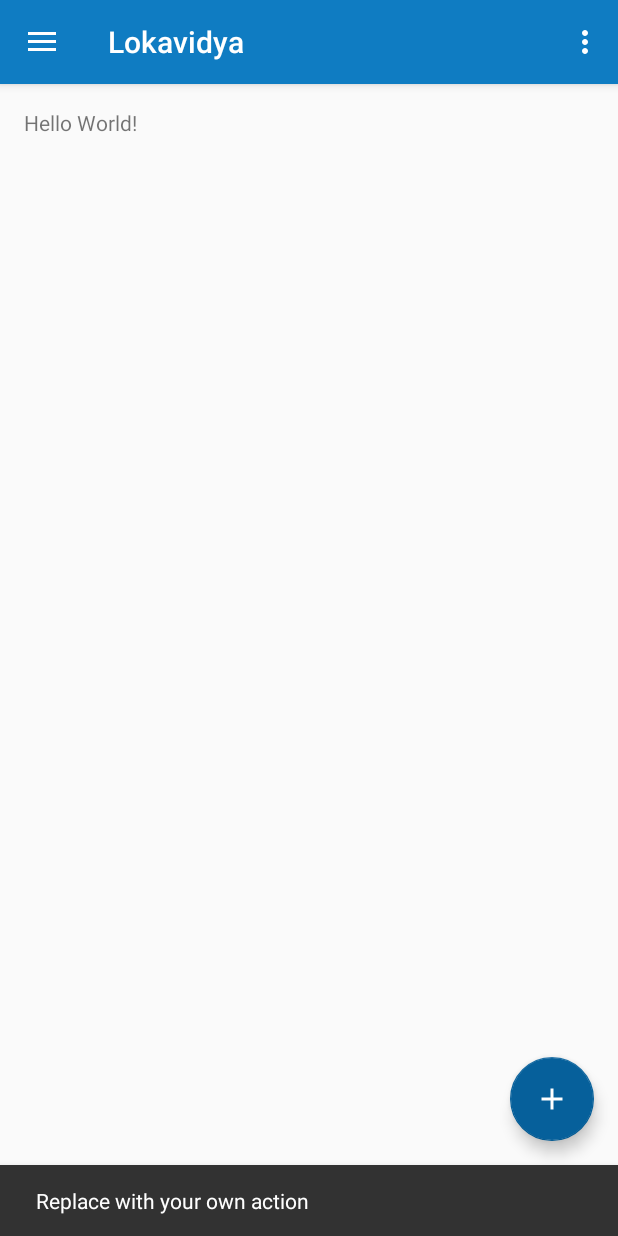
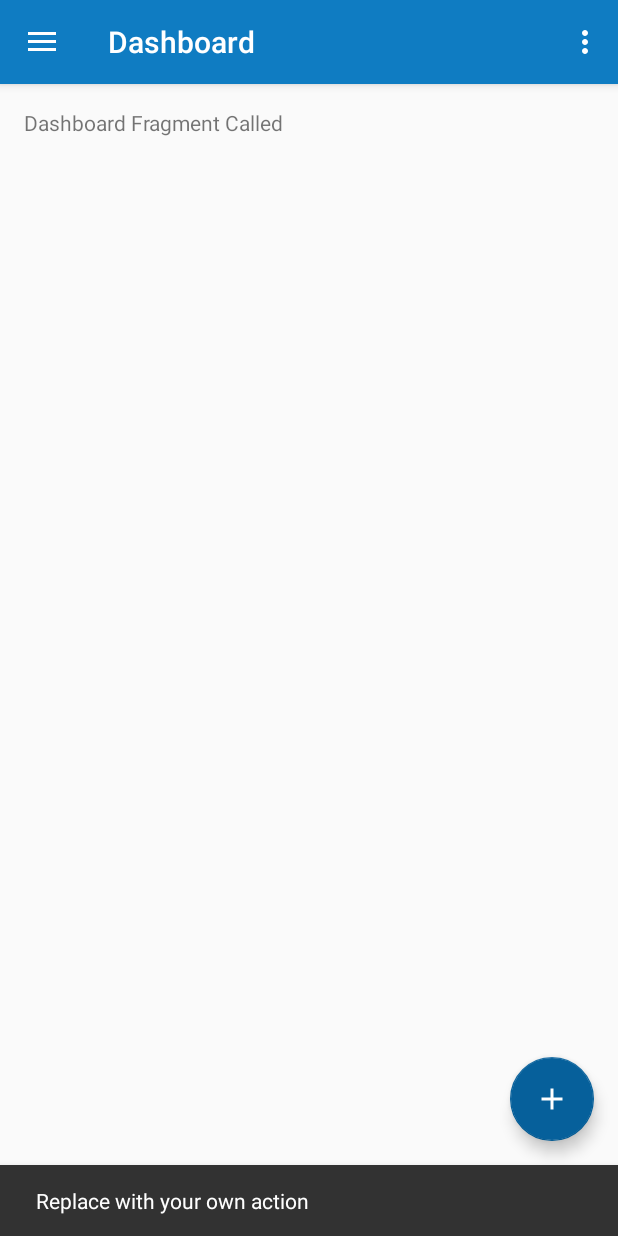
Before and after one commit to kegenrodrigues/lokavidya-ui-prototype, an Android app: the screen it shows after launch (MainActivity before the commit, NavigationDrawer after it), after a tap on an icon or button, on a phone screen of 412 x 824 dp. Run offline under Robolectric (Android 15) with nearby library versions, the phone set to English and light mode, and no system bars.

Commit message:
This commit contains the complete Navigation Drawer Flow.

```diff
--- a/app/src/main/AndroidManifest.xml
+++ b/app/src/main/AndroidManifest.xml
@@ -9,7 +9,7 @@
         android:supportsRtl="true"
         android:theme="@style/AppTheme">
         <activity
-            android:name=".MainActivity"
+            android:name=".NavigationDrawer"
             android:label="@string/app_name"
             android:theme="@style/AppTheme.NoActionBar">
             <intent-filter>
--- a/app/src/main/java/com/example/melroy/lokavidya/MainActivity.java
+++ b/app/src/main/java/com/example/melroy/lokavidya/NavigationDrawer.java
@@ -3,6 +3,7 @@ package com.example.melroy.lokavidya;
 import android.os.Bundle;
 import android.support.design.widget.FloatingActionButton;
 import android.support.design.widget.Snackbar;
+import android.support.v4.app.FragmentManager;
 import android.view.View;
 import android.support.design.widget.NavigationView;
 import android.support.v4.view.GravityCompat;
@@ -13,17 +14,35 @@ import android.support.v7.widget.Toolbar;
 import android.view.Menu;
 import android.view.MenuItem;
 
-public class MainActivity extends AppCompatActivity
+import com.example.melroy.lokavidya.fragments.CreatingFragment;
+import com.example.melroy.lokavidya.fragments.DashboardFragment;
+import com.example.melroy.lokavidya.fragments.HelpFeedbackFragment;
+import com.example.melroy.lokavidya.fragments.SettingsFragment;
+import com.example.melroy.lokavidya.fragments.ViewingFragment;
+
+/**
+ This class handles the complete set of functionality related to the Navigation Drawer.
+ **/
+
+public class NavigationDrawer extends AppCompatActivity
         implements NavigationView.OnNavigationItemSelectedListener {
+
+    //Handle all the variable declarations here
+    FragmentManager fragmentManager;
+    Boolean backPress;
+    NavigationView navigationView;
+    FloatingActionButton fab;
+    Toolbar toolbar;
+    DrawerLayout drawer;
 
     @Override
     protected void onCreate(Bundle savedInstanceState) {
         super.onCreate(savedInstanceState);
-        setContentView(R.layout.activity_main);
-        Toolbar toolbar = (Toolbar) findViewById(R.id.toolbar);
+        setContentView(R.layout.navigation_drawer);
+        toolbar = (Toolbar) findViewById(R.id.toolbar);
         setSupportActionBar(toolbar);
 
-        FloatingActionButton fab = (FloatingActionButton) findViewById(R.id.fab);
+        fab = (FloatingActionButton) findViewById(R.id.fab);
         fab.setOnClickListener(new View.OnClickListener() {
             @Override
             public void onClick(View view) {
@@ -32,19 +51,23 @@ public class MainActivity extends AppCompatActivity
             }
         });
 
-        DrawerLayout drawer = (DrawerLayout) findViewById(R.id.drawer_layout);
+        drawer = (DrawerLayout) findViewById(R.id.drawer_layout);
         ActionBarDrawerToggle toggle = new ActionBarDrawerToggle(
                 this, drawer, toolbar, R.string.navigation_drawer_open, R.string.navigation_drawer_close);
         drawer.setDrawerListener(toggle);
         toggle.syncState();
 
-        NavigationView navigationView = (NavigationView) findViewById(R.id.nav_view);
+        navigationView = (NavigationView) findViewById(R.id.nav_view);
         navigationView.setNavigationItemSelectedListener(this);
+        navigationView.getMenu().getItem(0).setChecked(true);
+
+        fragmentManager = getSupportFragmentManager();
+        fragmentManager.beginTransaction().replace(R.id.content_frame, new DashboardFragment()).commit();
     }
 
     @Override
     public void onBackPressed() {
-        DrawerLayout drawer = (DrawerLayout) findViewById(R.id.drawer_layout);
+        drawer = (DrawerLayout) findViewById(R.id.drawer_layout);
         if (drawer.isDrawerOpen(GravityCompat.START)) {
             drawer.closeDrawer(GravityCompat.START);
         } else {
@@ -78,23 +101,39 @@ public class MainActivity extends AppCompatActivity
     @Override
     public boolean onNavigationItemSelected(MenuItem item) {
         // Handle navigation view item clicks here.
+        backPress = false;
         int id = item.getItemId();
 
         if (id == R.id.nav_dashboard) {
-            // Handle the dashboard action
+            //This will toggle the dashboard fragment
+            fab.setVisibility(View.GONE);
+            navigationView.getMenu().getItem(0).setChecked(true);
+            fragmentManager.beginTransaction().replace(R.id.content_frame, new DashboardFragment()).commit();
         } else if (id == R.id.nav_viewing) {
             //Handle the viewing mechanism
+            fab.setVisibility(View.GONE);
+            navigationView.getMenu().getItem(1).setChecked(true);
+            fragmentManager.beginTransaction().replace(R.id.content_frame, new ViewingFragment()).commit();
         } else if (id == R.id.nav_creating) {
             //Handle the creation mechanism
-        } else if (id == R.id.nav_view) {
-            //Handle the viewing mechanism
+            fab.setVisibility(View.GONE);
+            navigationView.getMenu().getItem(2).setChecked(true);
+            fragmentManager.beginTransaction().replace(R.id.content_frame, new CreatingFragment()).commit();
         } else if (id == R.id.nav_settings) {
             //Handle the settings mechanism
+            fab.setVisibility(View.GONE);
+            navigationView.getMenu().getItem(3).setChecked(true);
+            fragmentManager.beginTransaction().replace(R.id.content_frame, new SettingsFragment()).commit();
         } else if (id == R.id.nav_help_feedback) {
             //Handle the help & feedback mechanism
+            fab.setVisibility(View.GONE);
+            navigationView.getMenu().getItem(2).setChecked(true);
+            fragmentManager.beginTransaction().replace(R.id.content_frame, new HelpFeedbackFragment()).commit();
+        } else if (id == R.id.nav_logout){
+            //Handle the logout mechanism
         }
 
-        DrawerLayout drawer = (DrawerLayout) findViewById(R.id.drawer_layout);
+        drawer = (DrawerLayout) findViewById(R.id.drawer_layout);
         drawer.closeDrawer(GravityCompat.START);
         return true;
     }
--- /dev/null
+++ b/app/src/main/java/com/example/melroy/lokavidya/fragments/DashboardFragment.java
@@ -0,0 +1,34 @@
+package com.example.melroy.lokavidya.fragments;
+
+
+import android.os.Bundle;
+import android.support.annotation.Nullable;
+import android.support.v4.app.Fragment;
+import android.view.LayoutInflater;
+import android.view.View;
+import android.view.ViewGroup;
+
+import com.example.melroy.lokavidya.R;
+
+/**
+ This class handles calls to the Dashboard Fragment.
+ **/
+public class DashboardFragment extends Fragment {
+    @Override
+    public void onCreate(Bundle savedInstanceState) {
+        super.onCreate(savedInstanceState);
+    }
+
+    @Nullable
+    @Override
+    public View onCreateView(LayoutInflater inflater, ViewGroup container, Bundle savedInstanceState) {
+        View rootView = inflater.inflate(R.layout.fragment_dashboard, container, false);
+        getActivity().setTitle(R.string.title_dashboard);
+        return rootView;
+    }
+
+    @Override
+    public void onSaveInstanceState(Bundle outState) {
+        super.onSaveInstanceState(outState);
+    }
+}
--- a/app/src/main/res/layout/content_main.xml
+++ b/app/src/main/res/layout/content_for_fragments.xml
@@ -9,11 +9,13 @@
     android:paddingRight="@dimen/activity_horizontal_margin"
     android:paddingTop="@dimen/activity_vertical_margin"
     app:layout_behavior="@string/appbar_scrolling_view_behavior"
-    tools:context="com.example.melroy.lokavidya.MainActivity"
-    tools:showIn="@layout/app_bar_main">
+    tools:context=".NavigationDrawer"
+    tools:showIn="@layout/navigation_drawer_app_bar">
 
-    <TextView
-        android:layout_width="wrap_content"
-        android:layout_height="wrap_content"
-        android:text="Hello World!" />
+    <FrameLayout
+        android:layout_width="match_parent"
+        android:id="@+id/content_frame"
+        android:layout_height="wrap_content">
+    </FrameLayout>
+
 </RelativeLayout>
--- /dev/null
+++ b/app/src/main/res/layout/fragment_dashboard.xml
@@ -0,0 +1,13 @@
+<?xml version="1.0" encoding="utf-8"?>
+<LinearLayout
+    xmlns:android="http://schemas.android.com/apk/res/android"
+    android:orientation="vertical"
+    android:layout_width="match_parent"
+    android:layout_height="match_parent">
+
+    <TextView
+        android:layout_width="match_parent"
+        android:layout_height="match_parent"
+        android:text="Dashboard Fragment Called"/>
+
+</LinearLayout>
--- a/app/src/main/res/layout/activity_main.xml
+++ b/app/src/main/res/layout/navigation_drawer.xml
@@ -9,7 +9,7 @@
     tools:openDrawer="start">
 
     <include
-        layout="@layout/app_bar_main"
+        layout="@layout/navigation_drawer_app_bar"
         android:layout_width="match_parent"
         android:layout_height="match_parent" />
 
@@ -19,7 +19,7 @@
         android:layout_height="match_parent"
         android:layout_gravity="start"
         android:fitsSystemWindows="true"
-        app:headerLayout="@layout/nav_header_main"
-        app:menu="@menu/activity_main_drawer" />
+        app:headerLayout="@layout/navigation_drawer_header"
+        app:menu="@menu/navigation_drawer_menu_items" />
 
 </android.support.v4.widget.DrawerLayout>
--- a/app/src/main/res/layout/app_bar_main.xml
+++ b/app/src/main/res/layout/navigation_drawer_app_bar.xml
@@ -5,7 +5,7 @@
     android:layout_width="match_parent"
     android:layout_height="match_parent"
     android:fitsSystemWindows="true"
-    tools:context="com.example.melroy.lokavidya.MainActivity">
+    tools:context=".NavigationDrawer">
 
     <android.support.design.widget.AppBarLayout
         android:layout_width="match_parent"
@@ -17,12 +17,11 @@
             android:layout_width="match_parent"
             android:layout_height="?attr/actionBarSize"
             android:background="?attr/colorPrimary"
-            android:titleTextColor="@color/textColorPrimary"
             app:popupTheme="@style/AppTheme.PopupOverlay" />
 
     </android.support.design.widget.AppBarLayout>
 
-    <include layout="@layout/content_main" />
+    <include layout="@layout/content_for_fragments" />
 
     <android.support.design.widget.FloatingActionButton
         android:id="@+id/fab"
--- a/app/src/main/res/menu/activity_main_drawer.xml
+++ b/app/src/main/res/menu/navigation_drawer_menu_items.xml
@@ -14,9 +14,6 @@
             android:id="@+id/nav_creating"
             android:icon="@mipmap/ic_create"
             android:title="Create Videos" />
-    </group>
-    <item android:title="More Options">
-        <menu>
         <item
             android:id="@+id/nav_settings"
             android:icon="@mipmap/ic_settings_black_48dp"
@@ -25,6 +22,9 @@
             android:id="@+id/nav_help_feedback"
             android:icon="@mipmap/ic_live_help_black_48dp"
             android:title="Help &amp; Feedback" />
+        <item
+            android:id="@+id/nav_logout"
+            android:icon="@mipmap/ic_exit_to_app_black_48dp"
+            android:title="Logout" />
+    </group>
 </menu>
-    </item>
-</menu>
--- a/app/src/main/res/values/styles.xml
+++ b/app/src/main/res/values/styles.xml
@@ -16,6 +16,6 @@
 
     <style name="AppTheme.AppBarOverlay" parent="ThemeOverlay.AppCompat.Dark.ActionBar" />
 
-    <style name="AppTheme.PopupOverlay" parent="ThemeOverlay.AppCompat.Light" />
+    <style name="AppTheme.PopupOverlay" parent="ThemeOverlay.AppCompat.Light"/>
 
 </resources>
```
Also changed, not shown: app/src/main/java/com/example/melroy/lokavidya/fragments/CreatingFragment.java (added, +38 -0 lines), app/src/main/java/com/example/melroy/lokavidya/fragments/HelpFeedbackFragment.java (added, +33 -0 lines), app/src/main/java/com/example/melroy/lokavidya/fragments/SettingsFragment.java (added, +34 -0 lines), app/src/main/java/com/example/melroy/lokavidya/fragments/ViewingFragment.java (added, +34 -0 lines), app/src/main/res/layout/fragment_create_videos.xml (added, +12 -0 lines), app/src/main/res/layout/fragment_help_feedback.xml (added, +12 -0 lines), app/src/main/res/layout/fragment_settings.xml (added, +12 -0 lines), app/src/main/res/layout/fragment_view_videos.xml (added, +12 -0 lines), app/src/main/res/values/strings.xml (+7 -0 lines), app/src/main/res/layout/navigation_drawer_header.xml (renamed from app/src/main/res/layout/nav_header_main.xml). Lines whose indentation alone changed are shown as unchanged.
